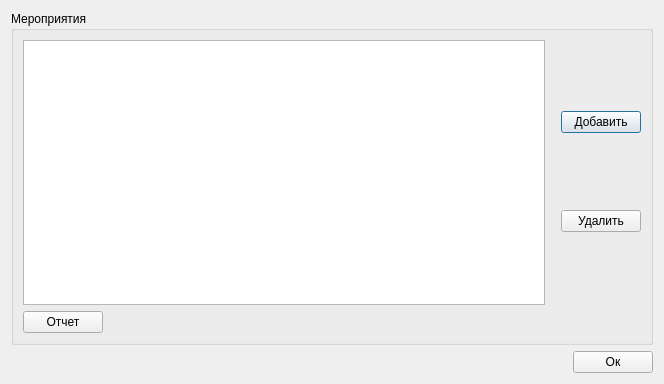
Above: ui/eventswindow.ui from 7enSmile/clientVKR before the change. Below: the same form after it.
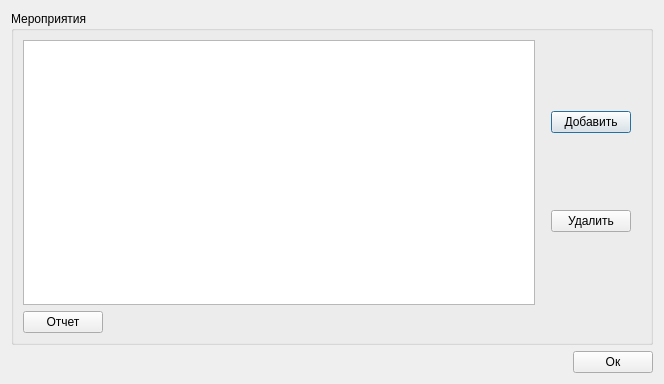
That is the form after the change.

Diff of the .ui file:
```diff
--- a/ui/eventswindow.ui
+++ b/ui/eventswindow.ui
@@ -30,7 +30,7 @@
              <enum>QAbstractItemView::SingleSelection</enum>
             </property>
             <attribute name="horizontalHeaderVisible">
-             <bool>true</bool>
+             <bool>false</bool>
             </attribute>
             <attribute name="horizontalHeaderDefaultSectionSize">
              <number>100</number>
@@ -76,6 +76,22 @@
           </item>
          </layout>
         </item>
+        <item>
+         <spacer name="horizontalSpacer_3">
+          <property name="orientation">
+           <enum>Qt::Horizontal</enum>
+          </property>
+          <property name="sizeType">
+           <enum>QSizePolicy::Fixed</enum>
+          </property>
+          <property name="sizeHint" stdset="0">
+           <size>
+            <width>10</width>
+            <height>20</height>
+           </size>
+          </property>
+         </spacer>
+        </item>
        </layout>
       </item>
       <item>
```
